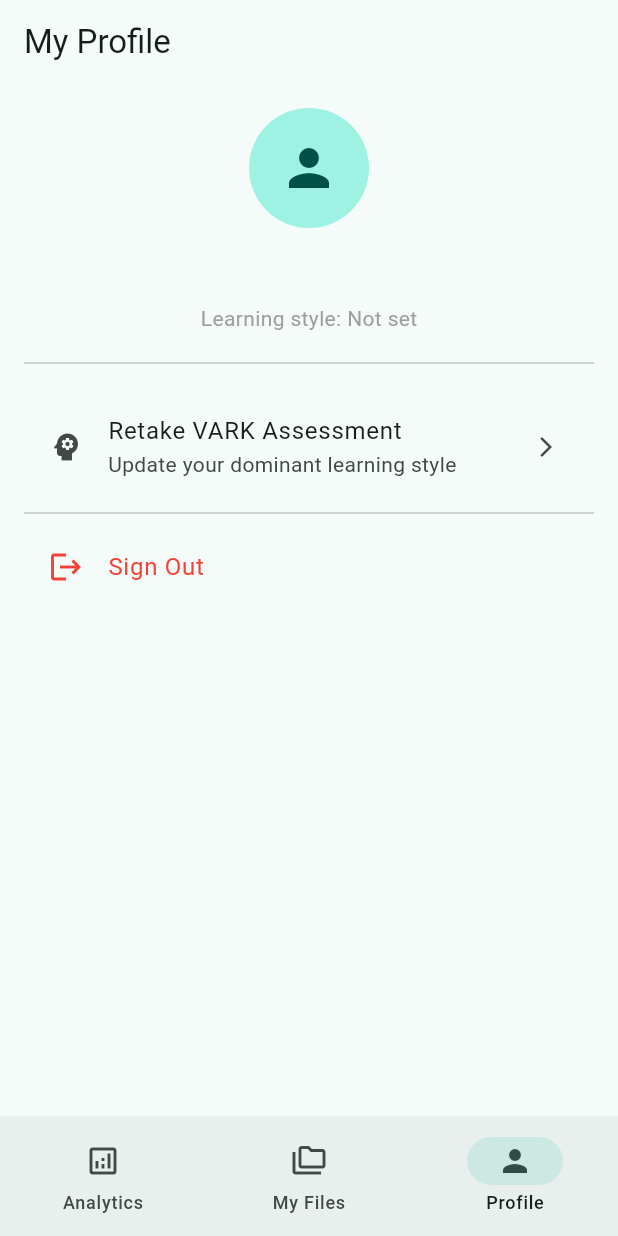
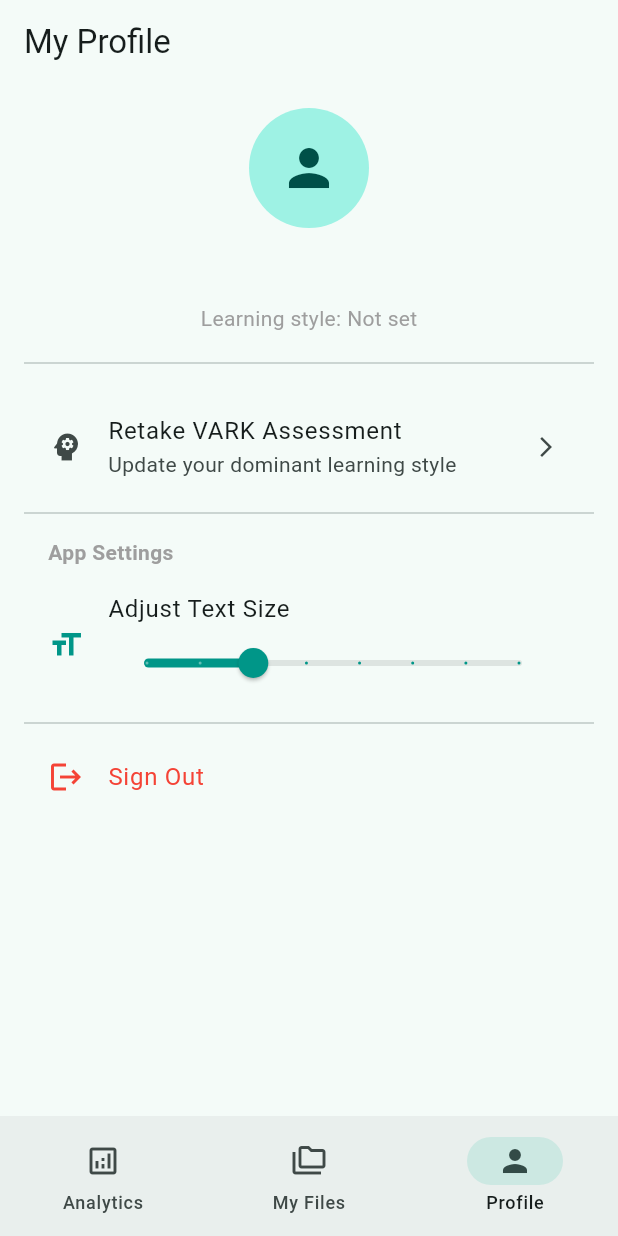
Before and after one commit to syarif0707/Adaptivise, a Flutter app: the screen it shows once a user with an empty profile is signed in, item 3 of the bottom bar chosen, on a phone screen of 412 x 824 dp. Run offline on Flutter 3.47's test engine with Material 3 defaults, Android fonts, the phone set to English and light mode, and no system bars; our stand-ins replace equatable, file_picker, fl_chart, flutter_bloc, flutter_dotenv, flutter_markdown and 6 more; accounts and stored records are empty; project files that could hold a hidden picture were left out.

Commit message:
adding font size adjustment feature

```diff
--- a/adaptivise_app/lib/core/note_actions.dart
+++ b/adaptivise_app/lib/core/note_actions.dart
@@ -65,7 +65,7 @@ class NoteSlidableTile extends StatelessWidget {
       ),
       child: Card(
         elevation: 2,
-        margin: const EdgeInsets.only(bottom: 12),
+        margin: const EdgeInsets.only(top: 4,bottom: 12),
         shape: RoundedRectangleBorder(borderRadius: BorderRadius.circular(15)),
         child: ListTile(
           leading: Icon(
--- /dev/null
+++ b/adaptivise_app/lib/logic/settings_cubit.dart
@@ -0,0 +1,7 @@
+import 'package:flutter_bloc/flutter_bloc.dart';
+
+class SettingsCubit extends Cubit<double> {
+  SettingsCubit() : super(1.0); // 1.0 is the default text scale
+
+  void updateFontSize(double scale) => emit(scale);
+}
--- a/adaptivise_app/lib/main.dart
+++ b/adaptivise_app/lib/main.dart
@@ -1,3 +1,4 @@
+import 'package:adaptivise_prototype/logic/settings_cubit.dart';
 import 'package:adaptivise_prototype/presentation/analytics_screen.dart';
 import 'package:flutter/material.dart';
 import 'package:flutter_bloc/flutter_bloc.dart';
@@ -41,19 +42,30 @@ class AdaptiviseApp extends StatelessWidget {
         BlocProvider(create: (_) => FoldersCubit()),
         BlocProvider(create: (_) => NotesCubit()),
         BlocProvider(create: (_) => ProfileCubit()),
+        BlocProvider(create: (_) => SettingsCubit()),
       ],
-      child: MaterialApp(
+      child: BlocBuilder<SettingsCubit, double>( // <-- Wrap MaterialApp
+        builder: (context, textScale) {
+          return MaterialApp(
         title: 'Adaptivise',
         theme: ThemeData(
           colorScheme: ColorScheme.fromSeed(seedColor: Colors.teal),
           useMaterial3: true,
         ),
+        builder: (context, child) {
+              return MediaQuery(
+                data: MediaQuery.of(context).copyWith(
+                  textScaler: TextScaler.linear(textScale),
+                ),
+                child: child!,
+              );
+            },
         home: const AuthWrapper(),
         // ADD THIS SECTION:
         routes: {
           '/analytics': (context) => const AnalyticsScreen(),
-          // Note: These usually need data passed to them, so we call them via
-          // MaterialPageRoute, but you can define static routes here too.
+        },
+      );
         },
       ),
     );
--- a/adaptivise_app/lib/presentation/profile_screen.dart
+++ b/adaptivise_app/lib/presentation/profile_screen.dart
@@ -1,4 +1,5 @@
 import 'package:adaptivise_prototype/logic/profile_cubit.dart';
+import 'package:adaptivise_prototype/logic/settings_cubit.dart';
 import 'package:flutter/material.dart';
 import 'package:flutter_bloc/flutter_bloc.dart';
 import 'package:supabase_flutter/supabase_flutter.dart';
@@ -63,6 +64,23 @@ class _ProfileScreenState extends State<ProfileScreen> {
                 },
               ),
               const Divider(),
+              const Padding(
+                padding: EdgeInsets.symmetric(horizontal: 16, vertical: 8),
+                child: Text("App Settings", style: TextStyle(fontWeight: FontWeight.bold, color: Colors.grey)),
+              ),
+              ListTile(
+                leading: const Icon(Icons.format_size, color: Colors.teal),
+                title: const Text('Adjust Text Size'),
+                subtitle: Slider(
+                  value: context.watch<SettingsCubit>().state,
+                  min: 0.8, // Smallest
+                  max: 1.5, // Largest
+                  divisions: 7,
+                  activeColor: Colors.teal,
+                  onChanged: (val) => context.read<SettingsCubit>().updateFontSize(val),
+                ),
+              ),
+              const Divider(),
               ListTile(
                 leading: const Icon(Icons.logout, color: Colors.red),
                 title: const Text('Sign Out', style: TextStyle(color: Colors.red)),
```
Also changed, not shown: 1 other file.
